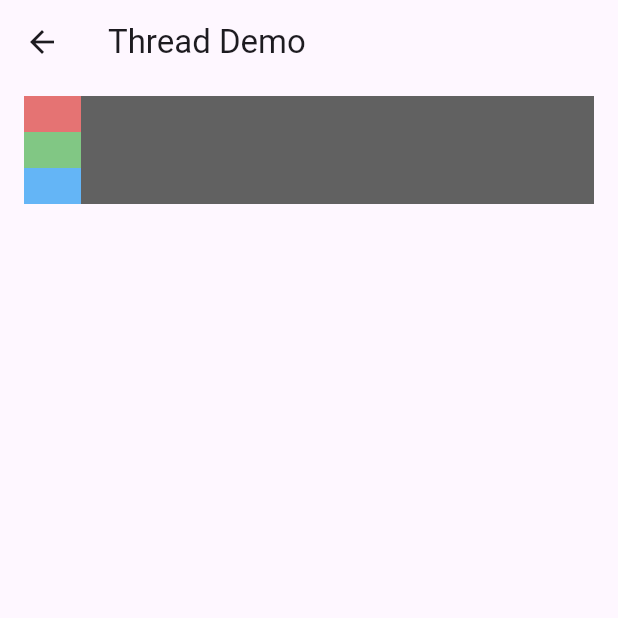
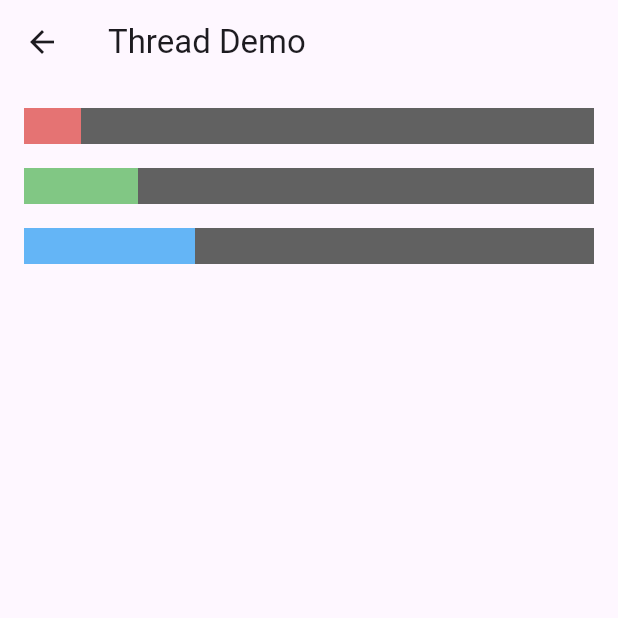
Before and after one commit to kokowilly/flutter-libreview, a Flutter app: the screen it shows after launch, after a tap on "item 1", on a phone screen of 412 x 824 dp, the top half of it. Run offline on Flutter 3.47's test engine with Material 3 defaults, Android fonts, the phone set to English and light mode, and no system bars.

Commit message:
reformat and arrange thread page

```diff
--- a/lib/home/home_page.dart
+++ b/lib/home/home_page.dart
@@ -18,7 +18,7 @@ class HomePage extends StatelessWidget {
           itemCount: items.length,
           itemBuilder: (context, index) {
             final item = items[index];
-            return Padding(
+            return Container(
               padding:
                   const EdgeInsets.symmetric(vertical: 8.0, horizontal: 16.0),
               child: ElevatedButton(
--- a/lib/thread/thread_page.dart
+++ b/lib/thread/thread_page.dart
@@ -4,42 +4,44 @@ class ThreadPage extends StatelessWidget {
   const ThreadPage({super.key});
 
   @override
-  Widget build(BuildContext context) =>
-      Scaffold(
+  Widget build(BuildContext context) => Scaffold(
         appBar: AppBar(
           title: Text("Thread Demo"),
         ),
         body: Container(
-          padding: EdgeInsets.symmetric(vertical: 8.0, horizontal: 16.0),
+          padding: EdgeInsets.symmetric(vertical: 8.0),
           child: Column(
             children: [
-              SizedBox(
-                height: 24.0,
-                child: LinearProgressIndicator(
-                  value: 0.1,
-                  backgroundColor: Colors.grey[700],
-                  color: Colors.red[300],
-                ),
-              ),
-              SizedBox(
-                height: 24.0,
-                child: LinearProgressIndicator(
-                  value: 0.1,
-                  backgroundColor: Colors.grey[700],
-                  color: Colors.green[300],
-                ),
-              ),
-              SizedBox(
-                height: 24.0,
-                child: LinearProgressIndicator(
-                  value: 0.1,
-                  backgroundColor: Colors.grey[700],
-                  color: Colors.blue[300],
-                ),
-              )
+              _ThreadProgressBar(value: 0.1, color: Colors.red[300]),
+              _ThreadProgressBar(value: 0.2, color: Colors.green[300]),
+              _ThreadProgressBar(value: 0.3, color: Colors.blue[300]),
             ],
           ),
         ),
       );
+}
 
+class _ThreadProgressBar extends StatelessWidget {
+  final double value;
+  final Color? color;
+
+  @override
+  Widget build(BuildContext context) {
+    return Container(
+      padding: EdgeInsets.symmetric(horizontal: 16.0, vertical: 8.0),
+      child: SizedBox(
+        height: 24.0,
+        child: LinearProgressIndicator(
+          value: value,
+          backgroundColor: Colors.grey[700],
+          color: color,
+        ),
+      ),
+    );
+  }
+
+  const _ThreadProgressBar({
+    required this.value,
+    required this.color,
+  });
 }
```
